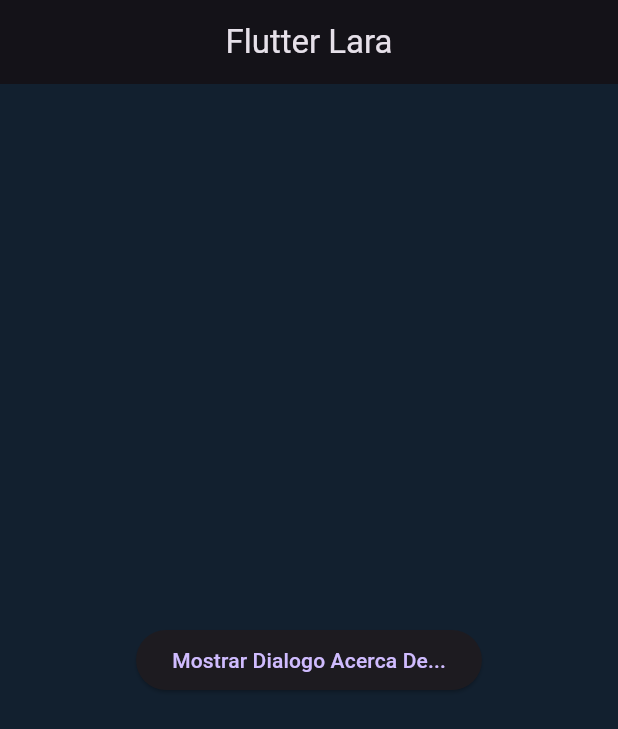
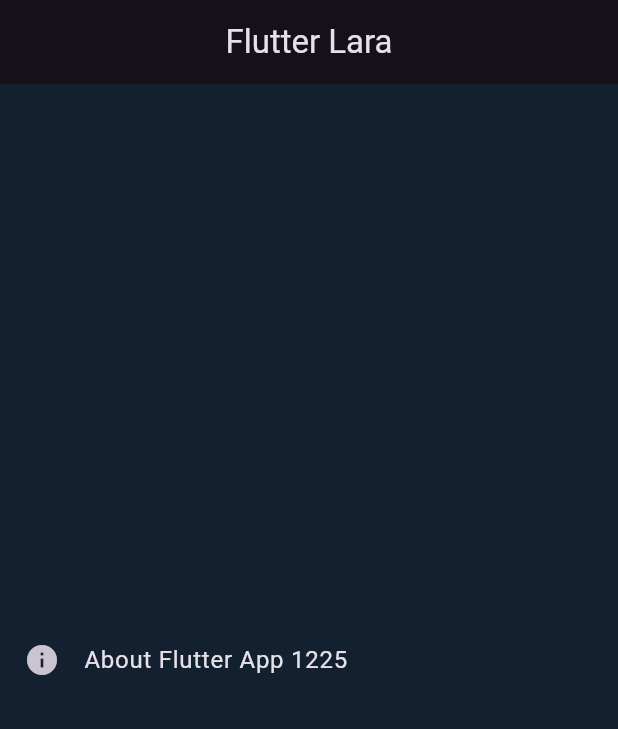
Before and after one commit to Nancy-Lara-Baca/CursoFlutter1225, a Flutter app: the screen it shows after launch, on a phone screen of 412 x 824 dp. Shown: the top 729 px of the screen. Run offline on Flutter 3.47's test engine with Material 3 defaults, Android fonts, the phone set to English and light mode, and no system bars.

```diff
--- /dev/null
+++ b/lib/Mi_Widget/Dialogo_Lista.dart
@@ -0,0 +1,22 @@
+import 'package:flutter/material.dart';
+
+//! AboutListTile
+class DialogoListTile extends StatelessWidget {
+  const DialogoListTile({Key? key}) : super(key: key);
+
+  @override
+  Widget build(BuildContext context) {
+    return const Center(
+      child: AboutListTile(
+        icon: Icon(Icons.info),
+        applicationIcon: FlutterLogo(),
+        applicationLegalese: 'Legalese',
+        applicationName: 'Flutter App 1225',
+        applicationVersion: 'version 1.0.0',
+        aboutBoxChildren: [
+          Text('Este texto es creado por'),
+        ],
+      ),
+    );
+  }
+}
--- a/lib/main.dart
+++ b/lib/main.dart
@@ -1,5 +1,5 @@
 import 'package:flutter/material.dart';
-import 'package:LaraCurso/Mi_Widget/dialogo_acerca_de.dart';
+import 'package:LaraCurso/Mi_Widget/Dialogo_Lista.dart';
 //import 'package:LaraCurso/Mi_Widget/Mi_Tarjeta.dart';
 
 const Color darkBlue = Color(0xFF12202F);
@@ -23,7 +23,7 @@ class MiTarjeta extends StatelessWidget {
           centerTitle: true,
         ),
         //body: LaTarjeta(),
-        body: DialogoAcercaDe(),
+        body: DialogoListTile(),
       ),
     );
   }
```
Also changed, not shown: Z_recursos/DialogoList.jpg (added), Z_recursos/DialogoListR.jpg (added), 1 other file.
